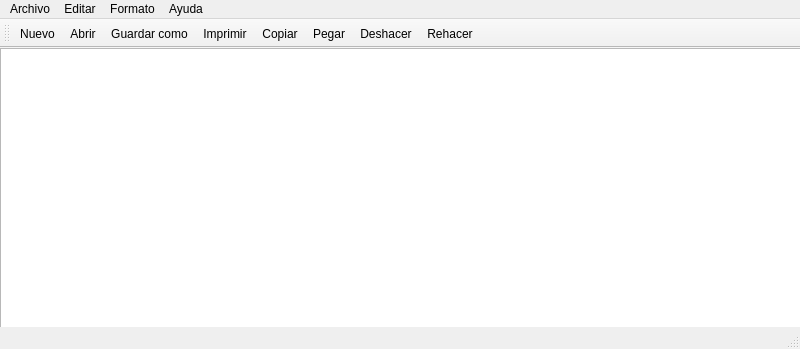
The window that mainwindow.ui (solidsnk86/bloc-de-notas) describes before a commit, drawn with Qt 5.
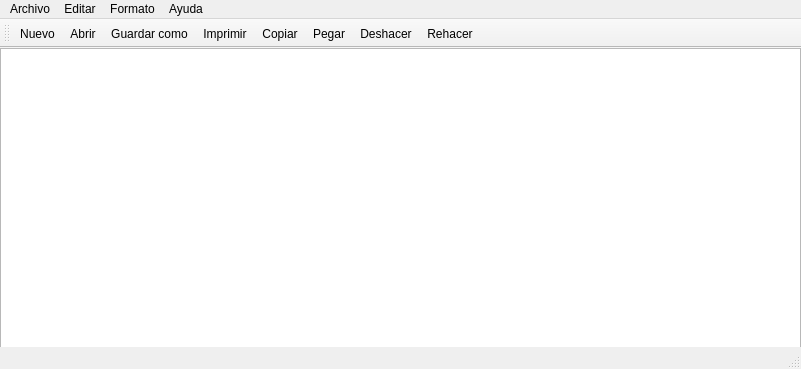
The same window after the commit. Icons and pictures are not drawn.

Commit message: feat: character count in status bar

```diff
--- a/mainwindow.ui
+++ b/mainwindow.ui
@@ -6,8 +6,8 @@
    <rect>
     <x>0</x>
     <y>0</y>
-    <width>800</width>
-    <height>349</height>
+    <width>801</width>
+    <height>369</height>
    </rect>
   </property>
   <property name="windowTitle">
@@ -50,7 +50,7 @@
     <rect>
      <x>0</x>
      <y>0</y>
-     <width>800</width>
+     <width>801</width>
      <height>21</height>
     </rect>
    </property>
```
The commit also changes 2 other files.
